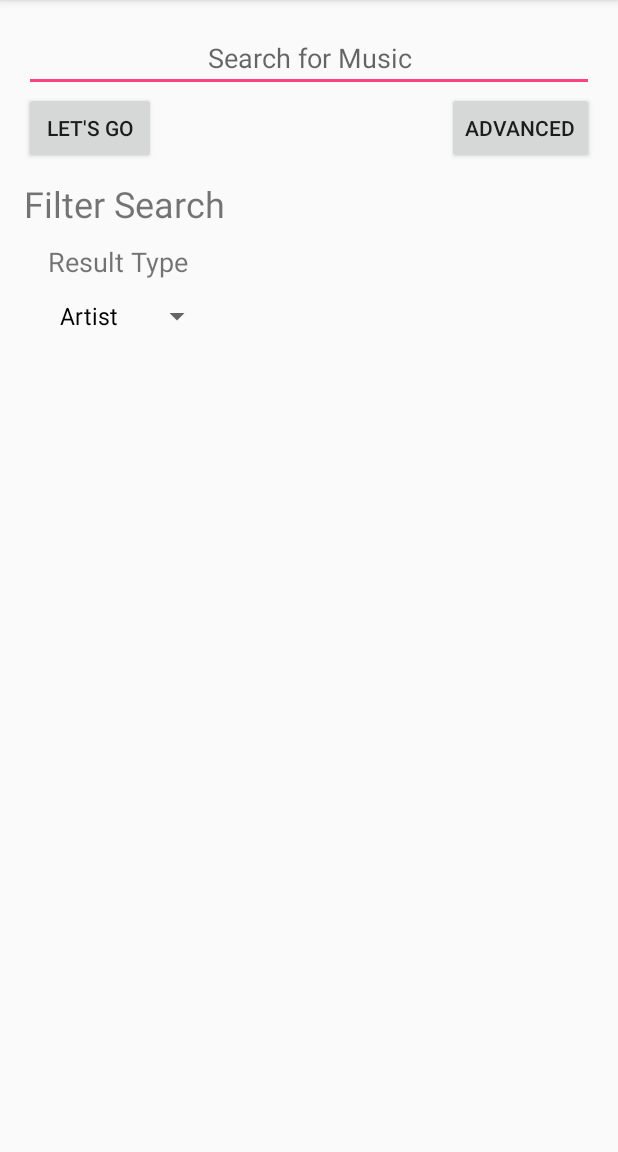
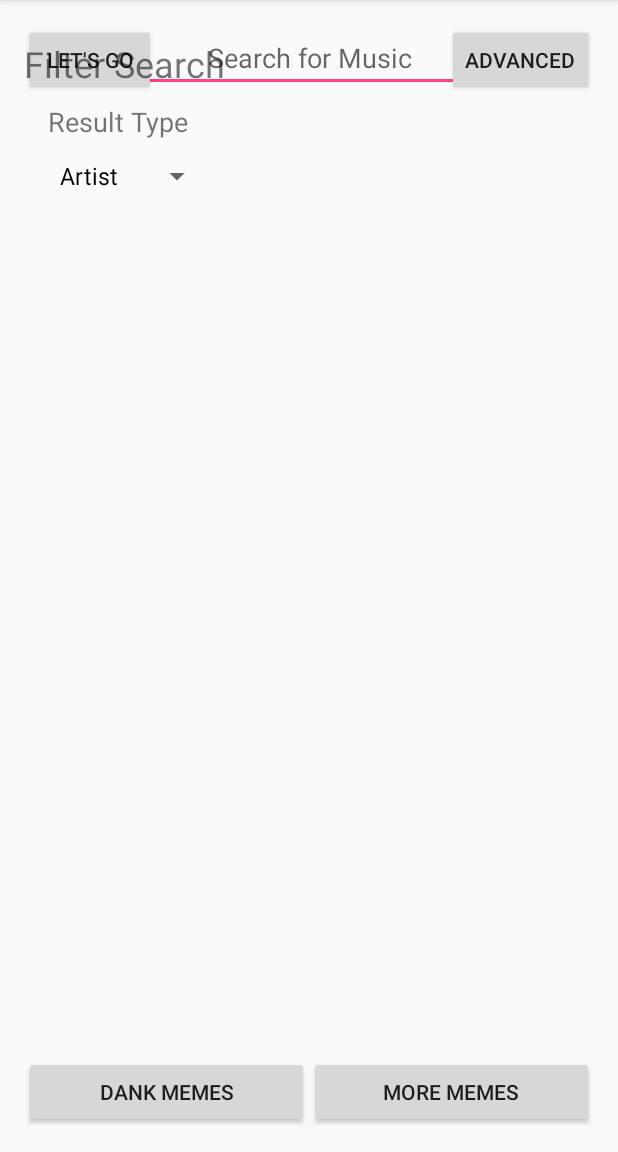
Before and after one commit to jorgeavaldez/cse3345-final, an Android app: the screen it shows after launch (MainActivity), after a tap on "ADVANCED", on a phone screen of 412 x 824 dp, the part 84-1236 px from its top. Run offline under Robolectric (Android 15) with nearby library versions, the phone set to English and light mode, and no system bars; libraries missing offline, so code that uses them is left out: hugo.weaving; pictures from the network do not load.

Commit message:
dank memes

```diff
--- a/app/src/main/java/me/jorgev/itunes/MainActivity.java
+++ b/app/src/main/java/me/jorgev/itunes/MainActivity.java
@@ -18,7 +18,7 @@ import hugo.weaving.DebugLog;
 public class MainActivity extends AppCompatActivity {
 
     public boolean advancedViewShowing;
-    public LinearLayout advancedViewRoot;
+    public RelativeLayout advancedViewRoot;
     View advancedSettingsView;
 
     @Override
@@ -26,7 +26,7 @@ public class MainActivity extends AppCompatActivity {
         super.onCreate(savedInstanceState);
         setContentView(R.layout.activity_main);
         advancedViewShowing = false;
-        advancedViewRoot = (LinearLayout) findViewById(R.id.main_layout);
+        advancedViewRoot = (RelativeLayout) findViewById(R.id.main_layout);
         advancedSettingsView = getLayoutInflater().inflate(R.layout.advanced_search, null);
     }
 
@@ -71,10 +71,10 @@ public class MainActivity extends AppCompatActivity {
         ArrayAdapter<String> adapter = new ArrayAdapter<>(this, R.layout.support_simple_spinner_dropdown_item, spinnerItems);
         s.setAdapter(adapter);
 
-        String imageURL = "http://i.giphy.com/yShdlgJ3ZVdVm.gif";
-
-        ImageView imageView = (ImageView) findViewById(R.id.cheeseburger_img);
-
-        Glide.with(this).load(imageURL).into(imageView);
+//        String imageURL = "http://i.giphy.com/yShdlgJ3ZVdVm.gif";
+//
+//        ImageView imageView = (ImageView) findViewById(R.id.cheeseburger_img);
+//
+//        Glide.with(this).load(imageURL).into(imageView);
     }
 }
--- a/app/src/main/res/layout/activity_main.xml
+++ b/app/src/main/res/layout/activity_main.xml
@@ -1,5 +1,5 @@
 <?xml version="1.0" encoding="utf-8"?>
-<LinearLayout xmlns:android="http://schemas.android.com/apk/res/android"
+<RelativeLayout xmlns:android="http://schemas.android.com/apk/res/android"
     xmlns:tools="http://schemas.android.com/tools"
     android:layout_width="fill_parent"
     android:layout_height="match_parent"
@@ -12,12 +12,29 @@
     tools:context="me.jorgev.itunes.MainActivity"
     android:weightSum="1">
 
+
+
     <EditText
         android:layout_width="fill_parent"
         android:layout_height="wrap_content"
         android:id="@+id/query_box"
         android:hint="@string/query_box_hint"
-        android:gravity="center_horizontal" />
+        android:gravity="center_horizontal"
+        android:layout_alignParentStart="false" />
+
+    <LinearLayout
+        android:id="@+id/button_anchor_layout"
+        android:layout_width="match_parent"
+        android:layout_height="wrap_content"
+        android:orientation="vertical"
+        android:layout_alignParentEnd="false">
+
+        <RelativeLayout
+            android:layout_width="wrap_content"
+            android:layout_height="wrap_content"
+            android:id="@+id/advanced_form_anchor">
+
+        </RelativeLayout>
 
         <RelativeLayout
             android:layout_width="match_parent"
@@ -42,11 +59,19 @@
                 android:onClick="onAdvancedButton" />
         </RelativeLayout>
 
-    <RelativeLayout
-        android:layout_width="wrap_content"
-        android:layout_height="wrap_content"
-        android:id="@+id/advanced_form_anchor">
+    </LinearLayout>
+
+    <LinearLayout android:id="@+id/footer" android:layout_width="fill_parent"
+        android:layout_height="wrap_content" android:orientation="horizontal"
+        android:layout_alignParentBottom="true">
+
+        <Button android:id="@+id/saveButton" android:layout_width="0dp"
+            android:layout_height="wrap_content" android:layout_weight="1"
+            android:text="Dank Memes" />
+
+        <Button android:id="@+id/cancelButton" android:layout_width="0dp"
+            android:layout_height="wrap_content" android:layout_weight="1"
+            android:text="More Memes" />
+    </LinearLayout>
 
 </RelativeLayout>
-
-</LinearLayout>
```
Lines whose indentation alone changed are shown as unchanged.
